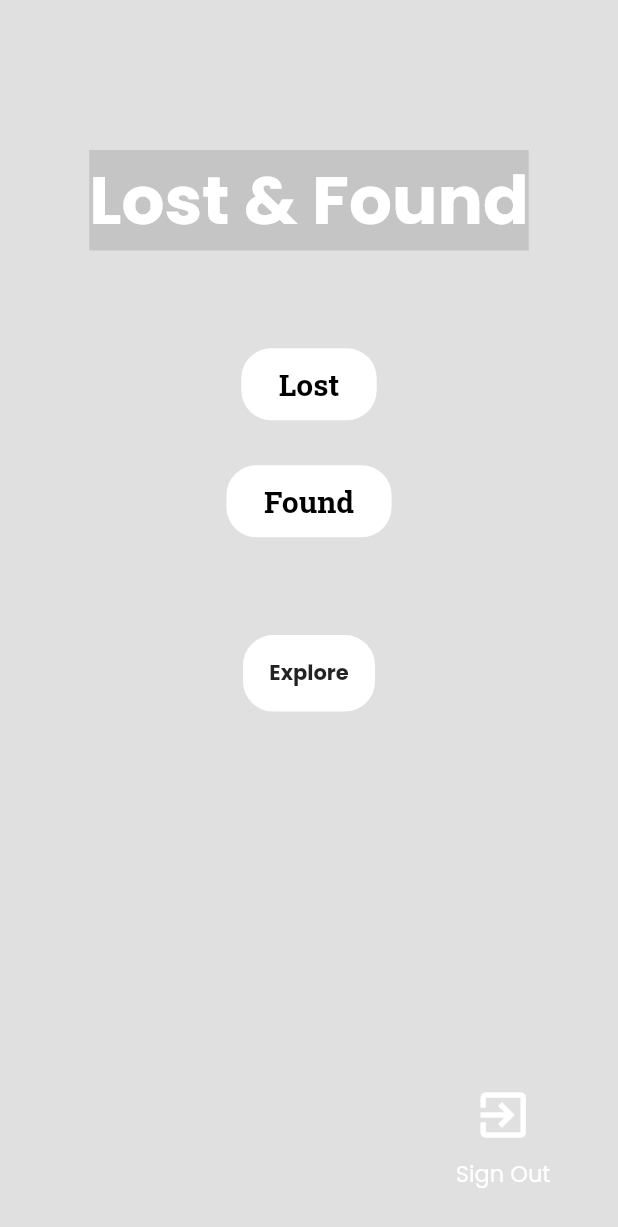
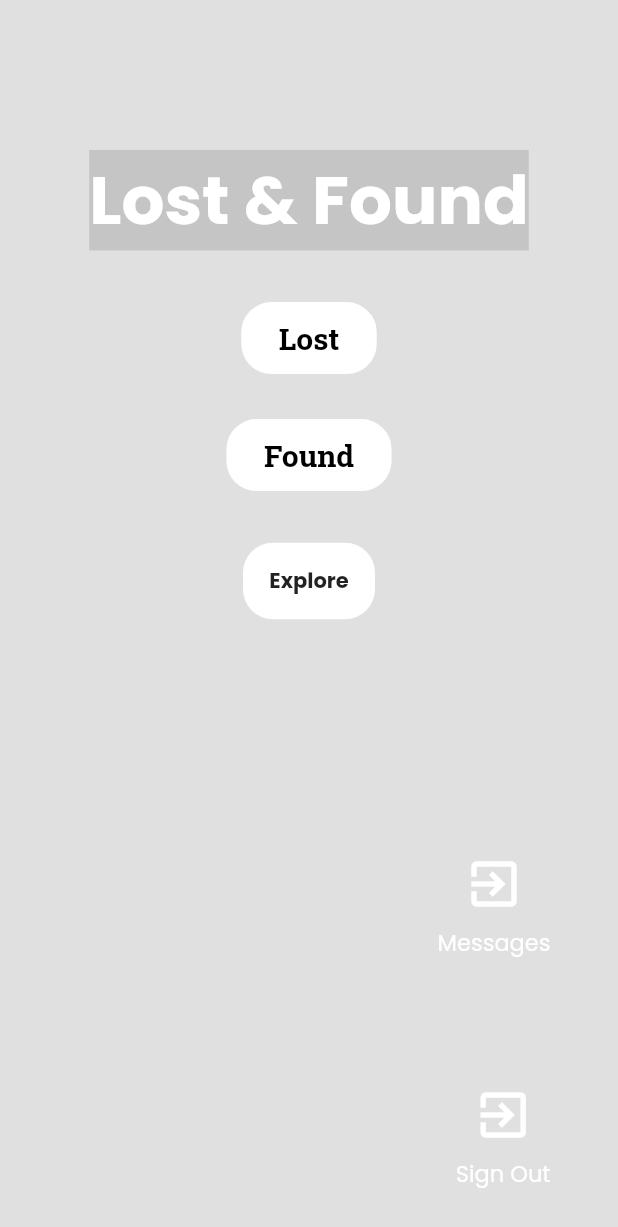
Before and after one commit to abhikrnigam/LostFound_MobileApplication, a Flutter app: the MainScreen screen opened directly, on a phone screen of 412 x 824 dp. Shown: the top 1227 px of the screen. Run offline on Flutter 3.47's test engine with Material 2 defaults, Android fonts, the phone set to English and light mode, and no system bars; our stand-ins replace cloud_firestore, firebase_auth, firebase_storage, google_fonts, image_picker, rflutter_alert and 1 more; accounts and stored records are empty.

Commit message:
Adding the whole file

```diff
--- a/lib/MainScreen.dart
+++ b/lib/MainScreen.dart
@@ -6,39 +6,33 @@ import 'package:lostfound/LostForm.dart';
 import 'package:lostfound/FoundForm.dart';
 import 'package:lostfound/ExploreScreen.dart';
 import 'package:shared_preferences/shared_preferences.dart';
-
-
+import 'MessageScreen.dart';
 
 class MainScreen extends StatelessWidget {
+  FirebaseAuth auth = FirebaseAuth.instance;
 
-  FirebaseAuth auth=FirebaseAuth.instance;
-  void logout() async
-  {
-    SharedPreferences prefs=await SharedPreferences.getInstance();
+  void logout() async {
+    SharedPreferences prefs = await SharedPreferences.getInstance();
     prefs.setBool("isLoggedIn", false);
   }
 
-
-
-
-
   @override
   Widget build(BuildContext context) {
-    Future<bool> _onBack(){
+    Future<bool> _onBack() {
       return showDialog(
         context: (context),
-        builder: (context)=>AlertDialog(
+        builder: (context) => AlertDialog(
           title: Text("Do you want to quit?"),
           actions: <Widget>[
             FlatButton(
-              onPressed: (){
-                Navigator.pop(context,true);
+              onPressed: () {
+                Navigator.pop(context, true);
               },
               child: Text("Yes"),
             ),
             FlatButton(
-              onPressed: (){
-                Navigator.pop(context,false);
+              onPressed: () {
+                Navigator.pop(context, false);
               },
               child: Text("No"),
             ),
@@ -46,6 +40,7 @@ class MainScreen extends StatelessWidget {
         ),
       );
     }
+
     return WillPopScope(
       onWillPop: _onBack,
       child: Scaffold(
@@ -59,14 +54,12 @@ class MainScreen extends StatelessWidget {
                   margin: EdgeInsets.only(top: 100),
                   child: Material(
                     color: Colors.black12,
-                    child: Text(
-                      "Lost & Found",
+                    child: Text("Lost & Found",
                         style: GoogleFonts.poppins(
                           fontSize: 45,
                           color: Colors.white,
                           fontWeight: FontWeight.bold,
-                      )
-                    ),
+                        )),
                   ),
                 ),
               ),
@@ -77,37 +70,40 @@ class MainScreen extends StatelessWidget {
                   color: Colors.white,
                 ),
                 child: RawMaterialButton(
-                  onPressed: (){
-                   Navigator.push(context, MaterialPageRoute(builder: (context)=>LostForm()));
+                  onPressed: () {
+                    Navigator.push(context,
+                        MaterialPageRoute(builder: (context) => LostForm()));
                   },
                   elevation: 6,
                   child: Padding(
-                    padding: const EdgeInsets.symmetric(horizontal:25.0,vertical: 10),
-                    child: Text("Lost",
+                    padding: const EdgeInsets.symmetric(
+                        horizontal: 25.0, vertical: 10),
+                    child: Text(
+                      "Lost",
                       style: GoogleFonts.robotoSlab(
                         fontSize: 20,
                         color: Colors.black,
                         fontWeight: FontWeight.bold,
-                      ),),
                       ),
                     ),
                   ),
-                  Container
-                    (
-                    margin: EdgeInsets.only(top:30),
-                    decoration: BoxDecoration
-                      (
+                ),
+              ),
+              Container(
+                margin: EdgeInsets.only(top: 30),
+                decoration: BoxDecoration(
                   borderRadius: BorderRadius.circular(20),
-                    color:Colors.white,
+                  color: Colors.white,
                 ),
-                        child: RawMaterialButton
-                          (
-                          onPressed: (){
-                            Navigator.push(context, MaterialPageRoute(builder: (context)=>FoundForm()));
+                child: RawMaterialButton(
+                  onPressed: () {
+                    Navigator.push(context,
+                        MaterialPageRoute(builder: (context) => FoundForm()));
                   },
                   elevation: 6,
                   child: Padding(
-                            padding: const EdgeInsets.symmetric(horizontal:25.0,vertical: 10),
+                    padding: const EdgeInsets.symmetric(
+                        horizontal: 25.0, vertical: 10),
                     child: Text(
                       "Found",
                       style: GoogleFonts.robotoSlab(
@@ -121,30 +117,37 @@ class MainScreen extends StatelessWidget {
               ),
               Spacer(),
               Container(
-
                 decoration: BoxDecoration(
                   color: Colors.white,
                   borderRadius: BorderRadius.circular(20),
                 ),
                 child: RawMaterialButton(
-                  onPressed: (){
-                    Navigator.push(context, MaterialPageRoute(builder: (context)=>ExploreScreen()));
+                  onPressed: () {
+                    Navigator.push(
+                        context,
+                        MaterialPageRoute(
+                            builder: (context) => ExploreScreen()));
                   },
                   child: Padding(
                     padding: const EdgeInsets.all(15.0),
-                    child: Text("Explore",style: GoogleFonts.poppins(
+                    child: Text(
+                      "Explore",
+                      style: GoogleFonts.poppins(
                         color: Colors.black87,
                         fontWeight: FontWeight.bold,
-                    ),),
                       ),
                     ),
                   ),
-
-              Spacer(flex: 3,),
+                ),
+              ),
+              Spacer(
+                flex: 3,
+              ),
               Align(
                 alignment: Alignment.bottomRight,
                 child: Padding(
-                  padding: const EdgeInsets.only(top:25.0,left: 25,bottom: 10,right: 25),
+                  padding: const EdgeInsets.only(
+                      top: 25.0, left: 25, bottom: 10, right: 25),
                   child: Padding(
                     padding: const EdgeInsets.all(20.0),
                     child: Column(
@@ -153,13 +156,52 @@ class MainScreen extends StatelessWidget {
                           icon: Icon(Icons.exit_to_app),
                           iconSize: 40,
                           color: Colors.white,
-                          onPressed: (){
+                          onPressed: () {
                             auth.signOut();
                             logout();
-                            Navigator.pushReplacement(context,MaterialPageRoute(builder: (context)=>LoginScreen()));
+                            Navigator.push(
+                                context,
+                                MaterialPageRoute(
+                                    builder: (context) => MessageScreen()));
                           },
                         ),
-                        Text("Sign Out",style: GoogleFonts.poppins(color: Colors.white,fontSize: 15),)
+                        Text(
+                          "Messages",
+                          style: GoogleFonts.poppins(
+                              color: Colors.white, fontSize: 15),
+                        )
+                      ],
+                    ),
+                  ),
+                ),
+              ),
+              Align(
+                alignment: Alignment.bottomRight,
+                child: Padding(
+                  padding: const EdgeInsets.only(
+                      top: 25.0, left: 25, bottom: 10, right: 25),
+                  child: Padding(
+                    padding: const EdgeInsets.all(20.0),
+                    child: Column(
+                      children: <Widget>[
+                        IconButton(
+                          icon: Icon(Icons.exit_to_app),
+                          iconSize: 40,
+                          color: Colors.white,
+                          onPressed: () {
+                            auth.signOut();
+                            logout();
+                            Navigator.pushReplacement(
+                                context,
+                                MaterialPageRoute(
+                                    builder: (context) => LoginScreen()));
+                          },
+                        ),
+                        Text(
+                          "Sign Out",
+                          style: GoogleFonts.poppins(
+                              color: Colors.white, fontSize: 15),
+                        )
                       ],
                     ),
                   ),
```
Also changed, not shown: lib/ExploreScreen.dart (+37 -3 lines), lib/MessageScreen.dart (added, +109 -0 lines), lib/ProfileScreen.dart (+15 -1 lines), lib/RegisterScreen.dart (+36 -2 lines), lib/main.dart (+23 -0 lines), pubspec.lock (added), 75 other files. Lines whose indentation alone changed are shown as unchanged.
